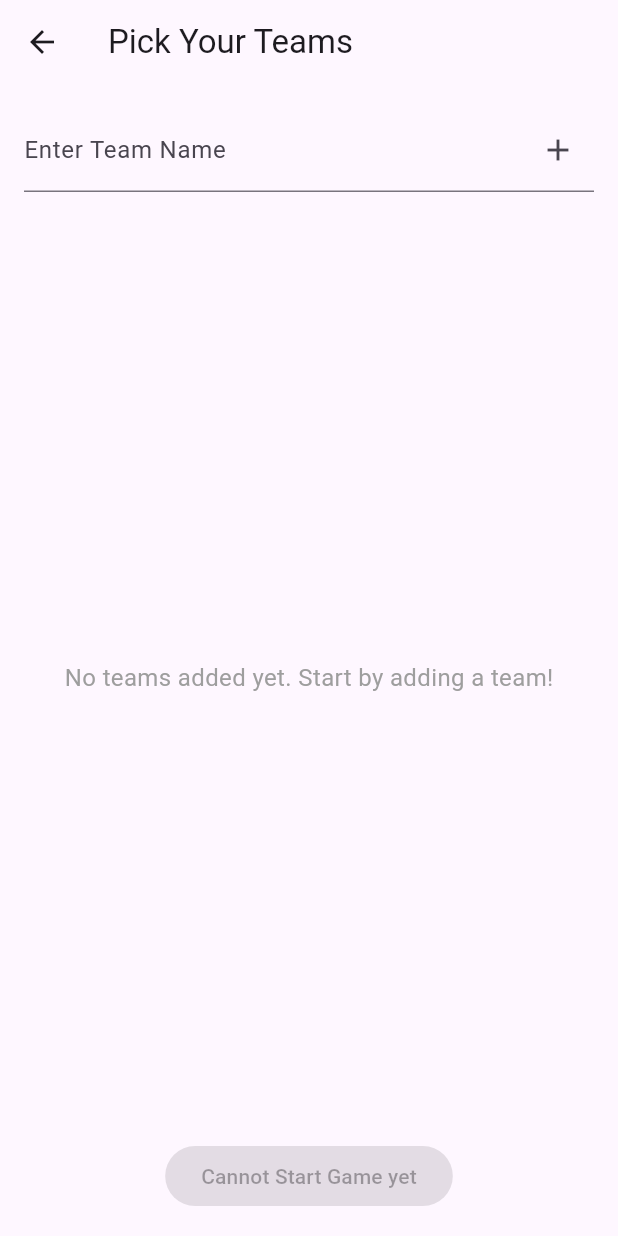
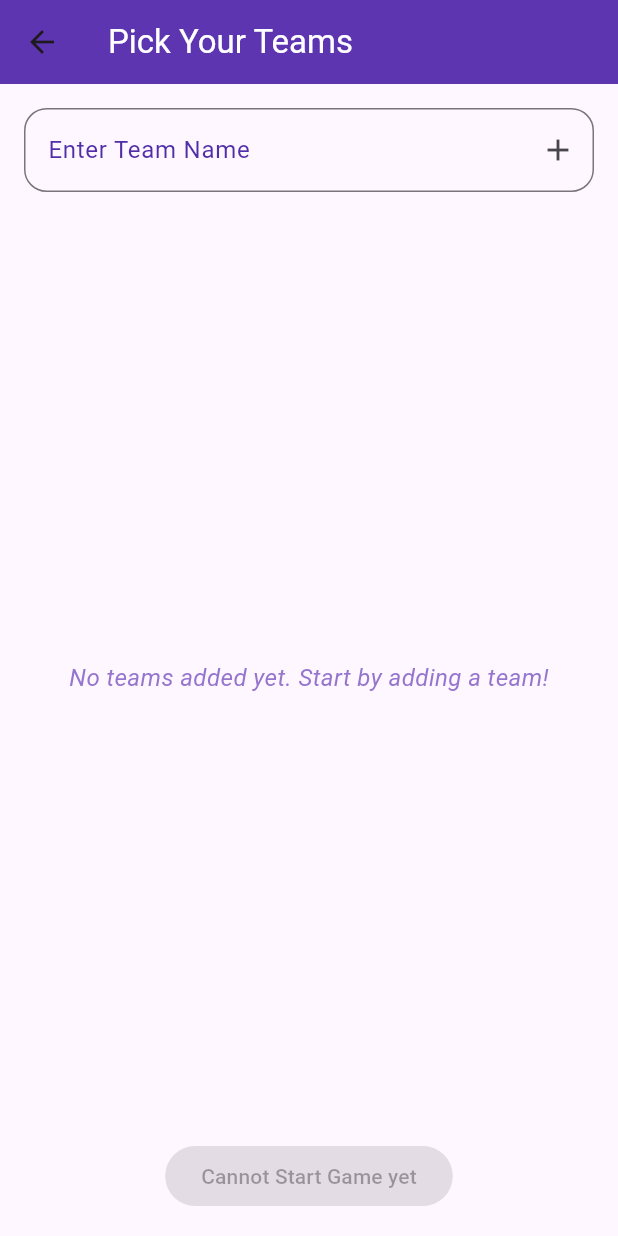
Before and after one commit to KhalilHen/30-seconds, a Flutter app: the SetupTeamsPage screen opened directly, on a phone screen of 412 x 824 dp. Run offline on Flutter 3.47's test engine with Material 3 defaults, Android fonts, the phone set to English and light mode, and no system bars; our stand-ins replace audioplayers; missing offline and left inert: flame.

Commit message:
Improved the input fields, and displaying of users. + Made also possibel to remove a player

```diff
--- a/thirty_seconds/lib/pages/setup_teams.dart
+++ b/thirty_seconds/lib/pages/setup_teams.dart
@@ -9,7 +9,7 @@ class SetupTeamsPage extends StatefulWidget {
 class _SetupTeamsPageState extends State<SetupTeamsPage> {
   final List<String> teams = [];
   final Map<String, List<String>> players = {};
-
+  final formKey = GlobalKey<FormState>();
   final TextEditingController teamController = TextEditingController();
   final Map<String, TextEditingController> playerController = {};
 
@@ -54,9 +54,18 @@ class _SetupTeamsPageState extends State<SetupTeamsPage> {
   Widget build(BuildContext context) {
     return Scaffold(
       appBar: AppBar(
-        title: Text('Pick Your Teams'),
+        title: Text(
+          'Pick Your Teams',
+          style: TextStyle(
+            color: Colors.white,
           ),
-      body: Padding(
+        ),
+        backgroundColor: Colors.deepPurple[600],
+        elevation: 0,
+      ),
+      body: Form(
+        key: formKey,
+        child: Padding(
           padding: const EdgeInsets.all(16.0),
           child: Column(
             children: [
@@ -64,6 +73,12 @@ class _SetupTeamsPageState extends State<SetupTeamsPage> {
                 controller: teamController,
                 decoration: InputDecoration(
                   labelText: 'Enter Team Name',
+                  labelStyle: TextStyle(color: Colors.deepPurple[700]),
+                  border: OutlineInputBorder(
+                      borderRadius: BorderRadius.circular(15),
+                      borderSide: BorderSide(
+                        color: Colors.deepPurple[200]!,
+                      )),
                   suffixIcon: IconButton(
                     icon: Icon(Icons.add),
                     onPressed: addTeam,
@@ -73,6 +88,7 @@ class _SetupTeamsPageState extends State<SetupTeamsPage> {
                   if (value == null || value.isEmpty) {
                     return 'Please enter a team name';
                   }
+                  return null;
                 },
               ),
               const SizedBox(height: 16.0),
@@ -81,7 +97,7 @@ class _SetupTeamsPageState extends State<SetupTeamsPage> {
                     ? Center(
                         child: Text(
                           'No teams added yet. Start by adding a team!',
-                        style: TextStyle(fontSize: 16.0, color: Colors.grey),
+                          style: TextStyle(fontSize: 16.0, color: Colors.deepPurple[300], fontStyle: FontStyle.italic),
                         ),
                       )
                     : ListView.builder(
@@ -89,20 +105,36 @@ class _SetupTeamsPageState extends State<SetupTeamsPage> {
                         itemBuilder: (context, index) {
                           final team = teams[index];
                           return Card(
+                            elevation: 4,
                             margin: const EdgeInsets.symmetric(vertical: 8.0),
+                            shape: RoundedRectangleBorder(
+                              borderRadius: BorderRadius.circular(15),
+                            ),
                             child: ExpansionTile(
                               title: Text(
                                 team,
                                 style: TextStyle(
                                   fontWeight: FontWeight.bold,
                                   fontSize: 16.0,
+                                  color: Colors.deepPurple[800],
                                 ),
                               ),
                               children: [
                                 if (players[team]?.isNotEmpty ?? false)
                                   ...players[team]!.map(
                                     (player) => ListTile(
-                                    title: Text(player),
+                                      title: Text(
+                                        player,
+                                        style: TextStyle(color: Colors.deepPurple[600]),
+                                      ),
+                                      trailing: IconButton(
+                                        onPressed: () {
+                                          setState(() {
+                                            players[team]?.remove(player);
+                                          });
+                                        },
+                                        icon: Icon(Icons.delete, color: Colors.red[400]),
+                                      ),
                                     ),
                                   ),
                                 Padding(
@@ -114,6 +146,8 @@ class _SetupTeamsPageState extends State<SetupTeamsPage> {
                                             controller: playerController[team],
                                             decoration: InputDecoration(
                                               labelText: 'Enter Player Name',
+                                              labelStyle: TextStyle(color: Colors.deepPurple[700]),
+                                              border: OutlineInputBorder(borderRadius: BorderRadius.circular(10), borderSide: BorderSide(color: Colors.deepPurple[200]!)),
                                             ),
                                             validator: (value) {
                                               if (value == null || value.isEmpty) {
@@ -153,6 +187,7 @@ class _SetupTeamsPageState extends State<SetupTeamsPage> {
             ],
           ),
         ),
+      ),
     );
   }
 }
```
Lines whose indentation alone changed are shown as unchanged.
